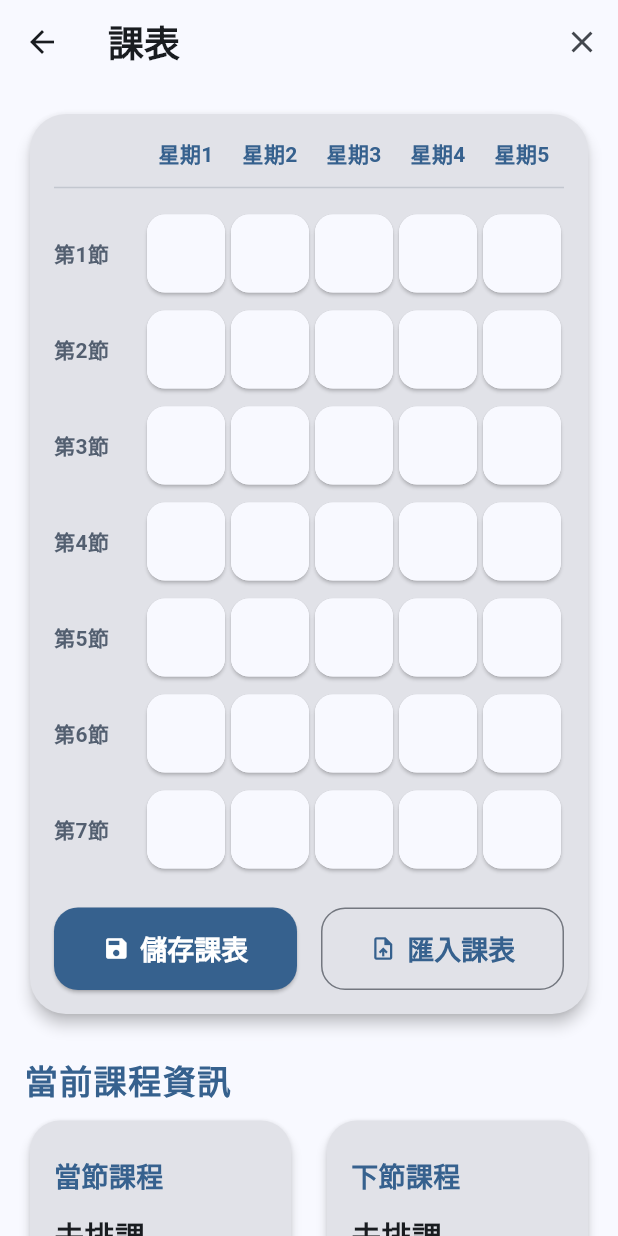
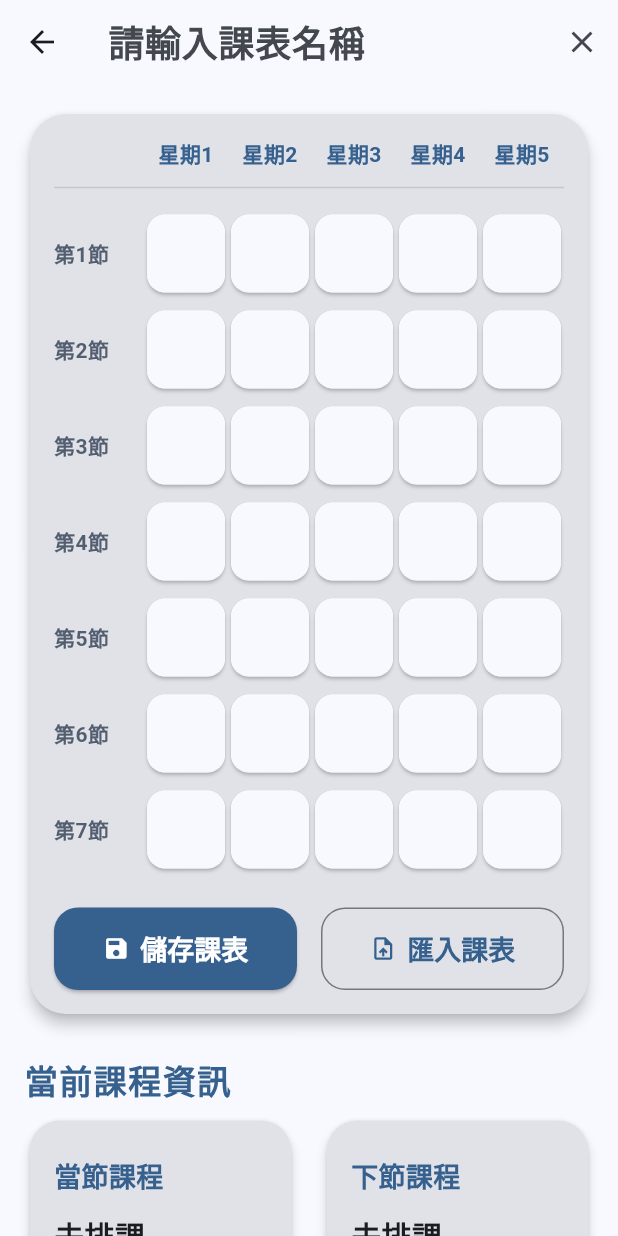
Before and after one commit to chenyili1215/study_app, a Flutter app: the TimetableImporter screen opened directly, after a tap on the "edit" icon, on a phone screen of 412 x 824 dp. Run offline on Flutter 3.47's test engine with Material 3 defaults, Android fonts, the phone set to English and light mode, and no system bars; our stand-ins replace csv, file_picker, image_picker, photo_view, share_plus, shared_preferences; missing offline and left inert: excel; accounts and stored records are empty.

Commit message:
課表可自訂名稱

```diff
--- a/lib/timetable_importer.dart
+++ b/lib/timetable_importer.dart
@@ -13,11 +13,13 @@ class TimetableData {
   TimetableData._internal();
 
   List<List<String>> table = List.generate(5, (_) => List.generate(7, (_) => ''));
+  String name = '我的課表'; // 新增：課表名稱
 
   Future<void> save() async {
     final prefs = await SharedPreferences.getInstance();
     final data = jsonEncode(table);
     await prefs.setString('timetable', data);
+    await prefs.setString('timetable_name', name); // 儲存名稱
   }
 
   Future<void> load() async {
@@ -29,6 +31,7 @@ class TimetableData {
         decoded.map((row) => List<String>.from(row)),
       );
     }
+    name = prefs.getString('timetable_name') ?? '我的課表'; // 讀取名稱
   }
 }
 
@@ -42,6 +45,7 @@ class TimetableImporter extends StatefulWidget {
 class _TimetableImporterState extends State<TimetableImporter> {
   final TimetableData timetable = TimetableData();
   List<List<dynamic>>? timetableData;
+  bool? _isEditing = false; // 請移到 class 內部
 
   Future<void> pickFile() async {
     FilePickerResult? result = await FilePicker.platform.pickFiles(
@@ -84,7 +88,24 @@ class _TimetableImporterState extends State<TimetableImporter> {
 
     return Scaffold(
       appBar: AppBar(
-        title: const Text('課表', style: TextStyle(fontSize: 24, fontWeight: FontWeight.bold)),
+        title: isEditing
+            ? TextFormField(
+                initialValue: timetable.name,
+                style: const TextStyle(fontSize: 24, fontWeight: FontWeight.bold),
+                decoration: const InputDecoration(
+                  border: InputBorder.none,
+                  hintText: '請輸入課表名稱',
+                  isDense: true,
+                  contentPadding: EdgeInsets.symmetric(vertical: 8),
+                ),
+                onChanged: (v) {
+                  timetable.name = v;
+                },
+              )
+            : Text(
+                timetable.name,
+                style: const TextStyle(fontSize: 24, fontWeight: FontWeight.bold),
+              ),
 
         actions: [
           IconButton(
@@ -370,7 +391,3 @@ class _TimetableImporterState extends State<TimetableImporter> {
     );
   }
 }
-
-// class _TimetableImporterState extends State<TimetableImporter> {
-bool? _isEditing = false;
-// ...其餘不變...
```
